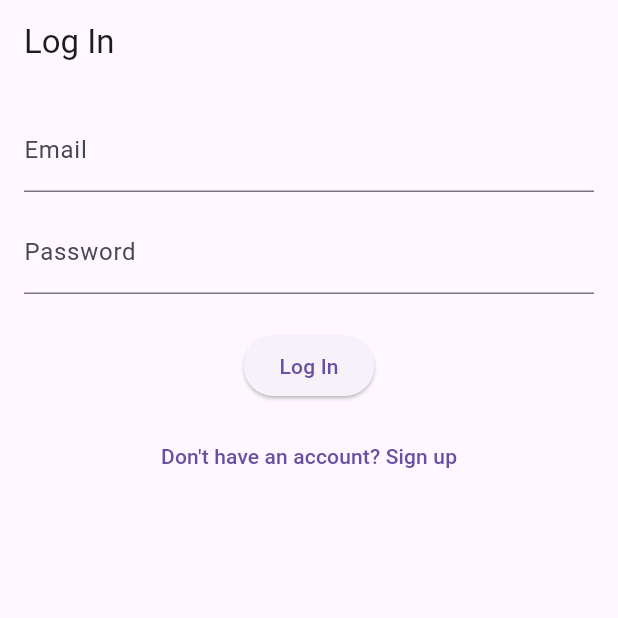
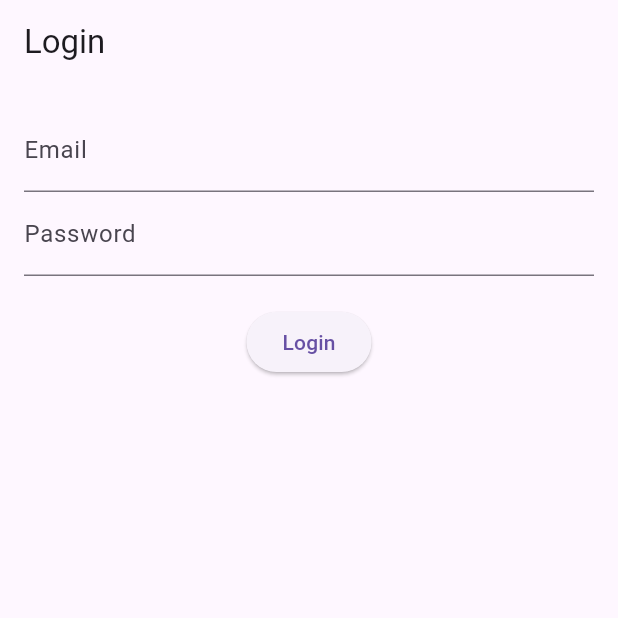
Before and after one commit to Rue-chelle/zim_farm_link, a Flutter app: the LoginScreen screen opened directly, on a phone screen of 412 x 824 dp, the top half of it. Run offline on Flutter 3.47's test engine with Material 3 defaults, Android fonts, the phone set to English and light mode, and no system bars; our stand-ins replace google_fonts, image_picker, supabase_flutter; accounts and stored records are empty; statements that could not run were skipped.

Commit message:
Update login_screen.dart ui

```diff
--- a/lib/views/auth/login_screen.dart
+++ b/lib/views/auth/login_screen.dart
@@ -1,7 +1,6 @@
 import 'package:flutter/material.dart';
 import 'package:supabase_flutter/supabase_flutter.dart';
-import 'signup_screen.dart';
-import '../../navigation/main_navigation_wrapper.dart';
+import '../main_wrapper/main_navigation_wrapper.dart';
 
 class LoginScreen extends StatefulWidget {
   const LoginScreen({super.key});
@@ -13,43 +12,39 @@ class LoginScreen extends StatefulWidget {
 class _LoginScreenState extends State<LoginScreen> {
   final _emailController = TextEditingController();
   final _passwordController = TextEditingController();
+
   bool _isLoading = false;
 
   Future<void> _login() async {
     setState(() => _isLoading = true);
-
-    final email = _emailController.text.trim();
-    final password = _passwordController.text.trim();
-
     try {
       final response = await Supabase.instance.client.auth.signInWithPassword(
-        email: email,
-        password: password,
+        email: _emailController.text.trim(),
+        password: _passwordController.text.trim(),
       );
 
       if (response.user != null) {
+        ScaffoldMessenger.of(context).showSnackBar(
+          const SnackBar(content: Text('Login successful!')),
+        );
         Navigator.pushReplacement(
           context,
           MaterialPageRoute(builder: (_) => const MainNavigationWrapper()),
         );
-      } else {
-        ScaffoldMessenger.of(context).showSnackBar(
-          const SnackBar(content: Text('Login failed.')),
-        );
       }
     } catch (e) {
       ScaffoldMessenger.of(context).showSnackBar(
-        SnackBar(content: Text('Error: ${e.toString()}')),
+        SnackBar(content: Text('Login failed: ${e.toString()}')),
       );
+    } finally {
+      setState(() => _isLoading = false);
     }
-
-    setState(() => _isLoading = false);
   }
 
   @override
   Widget build(BuildContext context) {
     return Scaffold(
-      appBar: AppBar(title: const Text('Log In')),
+      appBar: AppBar(title: const Text('Login')),
       body: Padding(
         padding: const EdgeInsets.all(16),
         child: Column(
@@ -58,28 +53,17 @@ class _LoginScreenState extends State<LoginScreen> {
               controller: _emailController,
               decoration: const InputDecoration(labelText: 'Email'),
             ),
-            const SizedBox(height: 12),
             TextField(
               controller: _passwordController,
               obscureText: true,
               decoration: const InputDecoration(labelText: 'Password'),
             ),
-            const SizedBox(height: 24),
+            const SizedBox(height: 20),
             ElevatedButton(
               onPressed: _isLoading ? null : _login,
               child: _isLoading
                   ? const CircularProgressIndicator()
-                  : const Text('Log In'),
-            ),
-            const SizedBox(height: 12),
-            TextButton(
-              onPressed: () {
-                Navigator.pushReplacement(
-                  context,
-                  MaterialPageRoute(builder: (_) => const SignupScreen()),
-                );
-              },
-              child: const Text("Don't have an account? Sign up"),
+                  : const Text('Login'),
             ),
           ],
         ),
```
